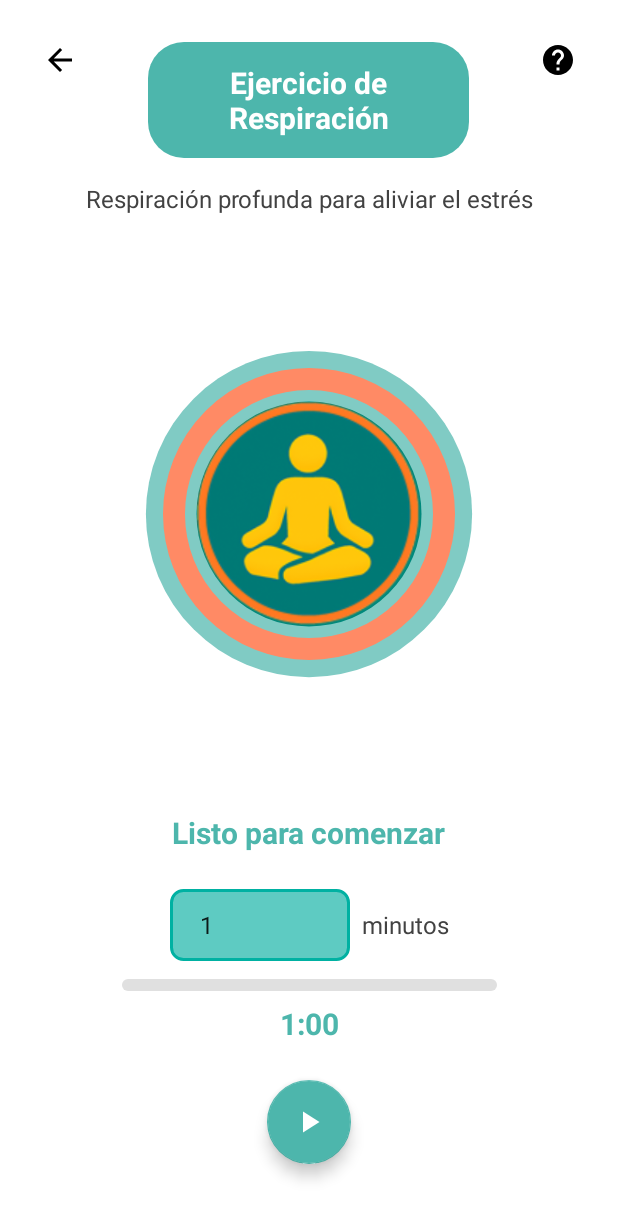
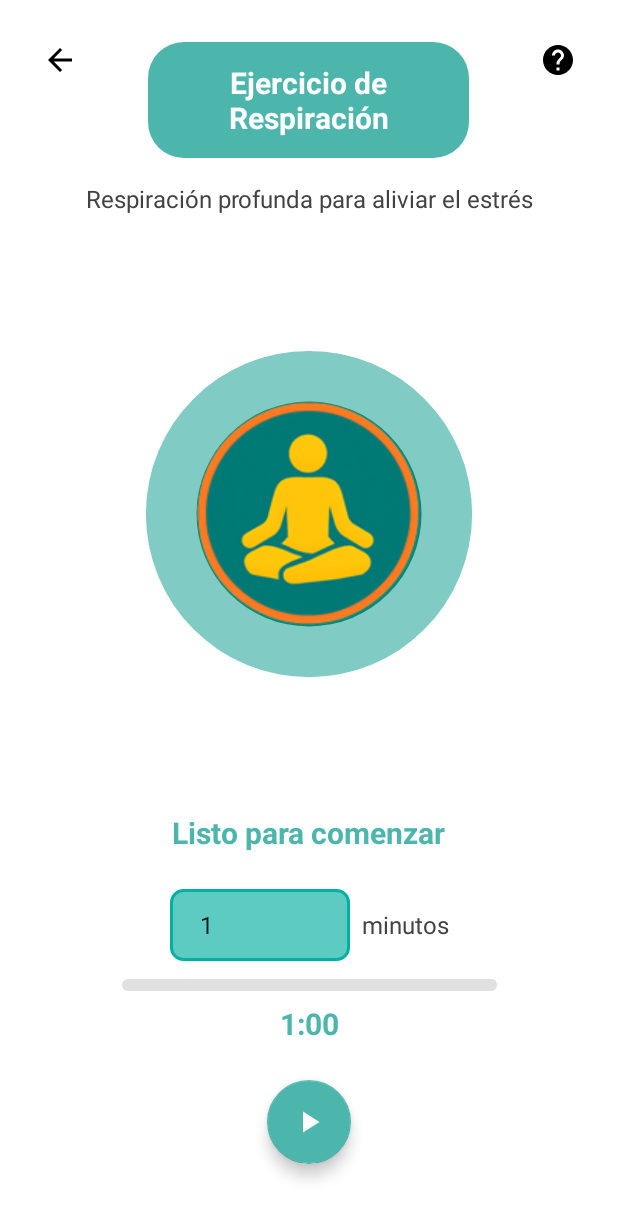
Before and after one commit to EdisonJA98/DSM_Proyecto_UniBalance, an Android app: the layout activity_breathing.xml on its own in the app's theme, with its tools: preview values and no code run, on a phone screen of 412 x 824 dp. Shown: the top 1219 px of the screen. Run offline under Robolectric (Android 15) with nearby library versions, the phone set to English and light mode, and no system bars.

Commit message:
arreglado diseño del circulo de respiración

```diff
--- a/app/src/main/java/com/example/dsmproyecto/ui/breathing/BreathingActivity.kt
+++ b/app/src/main/java/com/example/dsmproyecto/ui/breathing/BreathingActivity.kt
@@ -21,7 +21,6 @@ class BreathingActivity : AppCompatActivity() {
 
     private var mediaPlayer: MediaPlayer? = null
 
-    // 👇 NUEVO
     private var firstStart = true
 
 
@@ -91,7 +90,7 @@ class BreathingActivity : AppCompatActivity() {
 
     private fun startExercise() {
 
-        // 👇 SOLO la primera vez se define el tiempo total
+        // La primera vez se define el tiempo total
         if (firstStart) {
             val minutes = binding.spnTime.selectedItem.toString().split(" ")[0].toInt()
             totalTimeInMillis = minutes * 60_000L
--- a/app/src/main/java/com/example/dsmproyecto/ui/breathing/BreathingView.kt
+++ b/app/src/main/java/com/example/dsmproyecto/ui/breathing/BreathingView.kt
@@ -15,18 +15,11 @@ class BreathingView @JvmOverloads constructor(
 ) : View(context, attrs, defStyleAttr) {
 
     private val outerCircleColor = Color.parseColor("#80CBC4")
-    private val middleCircleColor = Color.parseColor("#FF8A65")
     private val innerCircleColor = Color.parseColor("#00897B")
 
     private val outerPaint = Paint(Paint.ANTI_ALIAS_FLAG).apply {
         color = outerCircleColor
         style = Paint.Style.FILL
-    }
-
-    private val middlePaint = Paint(Paint.ANTI_ALIAS_FLAG).apply {
-        color = middleCircleColor
-        style = Paint.Style.STROKE
-        strokeWidth = 22f
     }
 
     private val innerPaint = Paint(Paint.ANTI_ALIAS_FLAG).apply {
@@ -40,7 +33,6 @@ class BreathingView @JvmOverloads constructor(
     private var animator: ValueAnimator? = null
     private var breathCycleDuration = 8000L
 
-    // 🔥 Nuevo: mantener estado correcto
     private var isPaused = false
     private var isRunning = false
 
@@ -61,22 +53,21 @@ class BreathingView @JvmOverloads constructor(
         val rInner = baseRadius * breathingScale
 
         canvas.drawCircle(cx, cy, rOuter, outerPaint)
-        canvas.drawCircle(cx, cy, rMiddle, middlePaint)
         canvas.drawCircle(cx, cy, rInner, innerPaint)
     }
 
 
-    // 🚀 INICIAR O REANUDAR
+    // Iniciar o reanudar
     fun startBreathing() {
         when {
-            // REANUDAR
+            // Reanudar
             isPaused && animator?.isPaused == true -> {
                 animator?.resume()
                 isPaused = false
                 isRunning = true
             }
 
-            // INICIAR desde cero
+            // Iniciar desde cero
             !isRunning -> {
                 animator = ValueAnimator.ofFloat(1f, 1.25f, 1f).apply {
                     duration = breathCycleDuration
@@ -93,7 +84,7 @@ class BreathingView @JvmOverloads constructor(
         }
     }
 
-    // ⏸ PAUSAR SIN REINICIAR
+    // Pausar sin reiniciar
     fun pauseBreathing() {
         if (isRunning && animator?.isRunning == true) {
             animator?.pause()
@@ -102,7 +93,7 @@ class BreathingView @JvmOverloads constructor(
         }
     }
 
-    // 🛑 DETENER Y REINICIAR COMPLETO (cuando termina el ejercicio)
+    // Detener y reiniciar (cuando termina el ejercicio)
     fun stopBreathing() {
         animator?.cancel()
         animator = null
```
